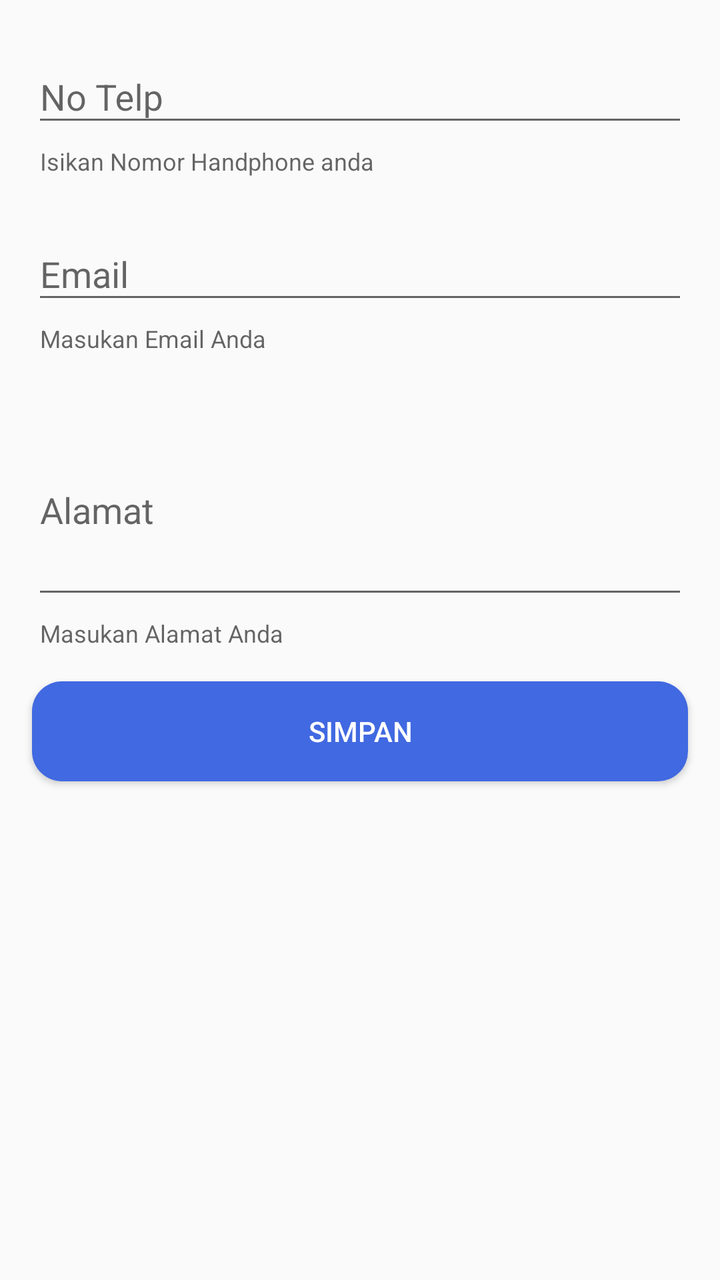
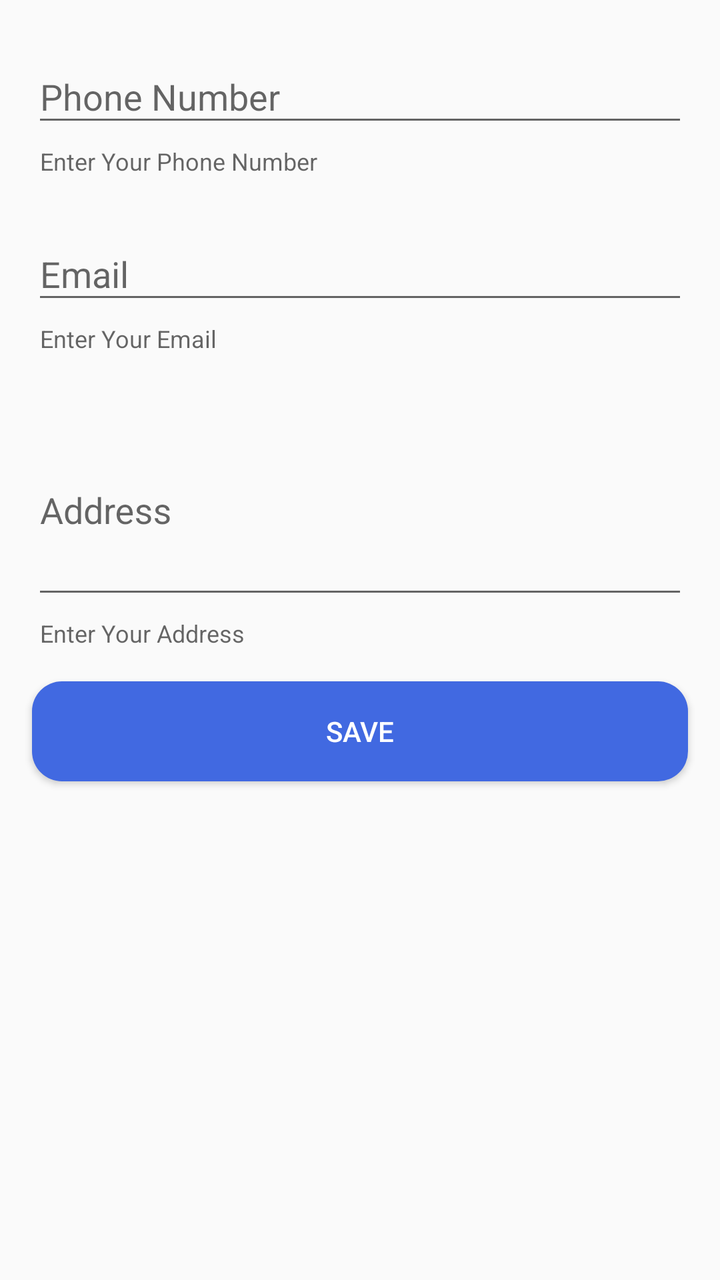

Compare the two renders of this Android layout. The source of the first and the diff that turns it into the second are given below.
<!-- AndroidManifest.xml: activity theme Theme.Design.Light -->
<!-- res/layout/activity_edit_kontak.xml -->
<?xml version="1.0" encoding="utf-8"?>
<androidx.constraintlayout.widget.ConstraintLayout xmlns:android="http://schemas.android.com/apk/res/android"
    xmlns:app="http://schemas.android.com/apk/res-auto"
    xmlns:tools="http://schemas.android.com/tools"
    android:layout_width="match_parent"
    android:layout_height="match_parent"
    tools:context=".detail_user.EditKontakActivity">


    <com.google.android.material.textfield.TextInputLayout
        style="?attr/textInputOutlinedDenseStyle"
        android:id="@+id/phone_number"
        android:layout_width="match_parent"
        android:layout_height="wrap_content"
        android:hint="No Telp"
        android:text="No Telp"
        tools:ignore="MissingConstraints"
        app:hintTextColor="@color/black"
        app:boxStrokeColor="@color/black"
        app:boxStrokeErrorColor="@color/black"
        android:textAppearance="@color/black"
        app:shapeAppearance="@style/CustomShapeOVerlay"
        android:enabled="true"
        app:endIconMode="clear_text"
        app:boxStrokeWidthFocused="2dp"
        android:paddingTop="16dp"
        android:paddingLeft="16dp"
        android:paddingRight="16dp"
        app:hintAnimationEnabled="true"
        app:helperText="Isikan Nomor Handphone anda"
        >

        <com.google.android.material.textfield.TextInputEditText
            android:layout_width="match_parent"
            android:layout_height="wrap_content"
            android:id="@+id/no_tlp_et"
            />

    </com.google.android.material.textfield.TextInputLayout>

    <com.google.android.material.textfield.TextInputLayout
        android:id="@+id/email"
        style="?attr/textInputOutlinedDenseStyle"
        android:layout_width="match_parent"
        android:layout_height="wrap_content"
        android:enabled="true"
        android:hint="Email"
        android:paddingLeft="16dp"
        android:paddingTop="16dp"
        android:paddingRight="16dp"
        android:text="Email"
        android:textAppearance="@color/black"
        app:boxStrokeColor="@color/black"
        app:boxStrokeErrorColor="@color/black"
        app:boxStrokeWidthFocused="2dp"
        app:endIconMode="clear_text"
        app:hintAnimationEnabled="true"
        app:hintTextColor="@color/black"
        app:layout_constraintTop_toBottomOf="@+id/phone_number"
        app:shapeAppearance="@style/CustomShapeOVerlay"
        app:helperText="Masukan Email Anda"
        tools:ignore="MissingConstraints">

        <com.google.android.material.textfield.TextInputEditText
            android:layout_width="match_parent"
            android:layout_height="wrap_content"
            android:id="@+id/email_et"
            />

    </com.google.android.material.textfield.TextInputLayout>
    <com.google.android.material.textfield.TextInputLayout
        android:id="@+id/address"
        style="?attr/textInputOutlinedDenseStyle"
        android:layout_width="match_parent"
        android:layout_height="wrap_content"
        android:enabled="true"
        android:hint="Alamat"
        android:paddingLeft="16dp"
        android:paddingTop="16dp"
        android:paddingRight="16dp"
        android:text="Alamat"
        android:textAppearance="@color/black"
        app:boxStrokeColor="@color/black"
        app:boxStrokeErrorColor="@color/black"
        app:boxStrokeWidthFocused="2dp"
        app:endIconMode="clear_text"
        app:hintAnimationEnabled="true"
        app:hintTextColor="@color/black"
        app:layout_constraintTop_toBottomOf="@+id/email"
        app:shapeAppearance="@style/CustomShapeOVerlay"
        app:helperText="Masukan Alamat Anda"
        tools:ignore="MissingConstraints">

        <com.google.android.material.textfield.TextInputEditText
            android:layout_width="match_parent"
            android:layout_height="100dp"
            android:id="@+id/alamat_et"/>

    </com.google.android.material.textfield.TextInputLayout>



    <Button
        android:id="@+id/simpan_kontak"
        android:layout_width="match_parent"
        android:layout_height="50dp"
        tools:ignore="HardcodedText,MissingConstraints"
        app:layout_constraintTop_toBottomOf="@id/address"
        android:text="Simpan"
        android:textColor="@color/white"
        android:layout_margin="16dp"
        android:background="@drawable/shape_button"
        />

</androidx.constraintlayout.widget.ConstraintLayout>
<!-- resources referenced by this layout -->
<resources>
  <color name="black">#000000</color>
  <color name="white">#FFFFFF</color>
  <!-- drawable shape_button (drawable) -->
  <?xml version="1.0" encoding="utf-8"?>
  <shape xmlns:android="http://schemas.android.com/apk/res/android"
      android:shape="rectangle">
  
      <solid android:color="#4169E1"/>
  
      <corners android:radius="15dp"/>
  
  </shape>
  <style name="CustomShapeOVerlay" parent="">
          <item name="cornerFamily">rounded</item>
          <item name="cornerSizeTopLeft">8dp</item>
          <item name="cornerSizeTopRight">8dp</item>
          <item name="cornerSizeBottomRight">8dp</item>
          <item name="cornerSizeBottomLeft">8dp</item>
      </style>
</resources>

<!-- the commit's change to res/layout/activity_edit_kontak.xml (unified diff, before → after) -->
@@ -12,8 +12,8 @@
         android:id="@+id/phone_number"
         android:layout_width="match_parent"
         android:layout_height="wrap_content"
-        android:hint="No Telp"
-        android:text="No Telp"
+        android:hint="@string/phone_number"
+        android:text="@string/phone_number"
         tools:ignore="MissingConstraints"
         app:hintTextColor="@color/black"
         app:boxStrokeColor="@color/black"
@@ -27,7 +27,7 @@
         android:paddingLeft="16dp"
         android:paddingRight="16dp"
         app:hintAnimationEnabled="true"
-        app:helperText="Isikan Nomor Handphone anda"
+        app:helperText="@string/put_phone_number"
         >
 
         <com.google.android.material.textfield.TextInputEditText
@@ -44,11 +44,11 @@
         android:layout_width="match_parent"
         android:layout_height="wrap_content"
         android:enabled="true"
-        android:hint="Email"
+        android:hint="@string/email"
         android:paddingLeft="16dp"
         android:paddingTop="16dp"
         android:paddingRight="16dp"
-        android:text="Email"
+        android:text="@string/email"
         android:textAppearance="@color/black"
         app:boxStrokeColor="@color/black"
         app:boxStrokeErrorColor="@color/black"
@@ -58,7 +58,7 @@
         app:hintTextColor="@color/black"
         app:layout_constraintTop_toBottomOf="@+id/phone_number"
         app:shapeAppearance="@style/CustomShapeOVerlay"
-        app:helperText="Masukan Email Anda"
+        app:helperText="@string/put_email"
         tools:ignore="MissingConstraints">
 
         <com.google.android.material.textfield.TextInputEditText
@@ -74,11 +74,11 @@
         android:layout_width="match_parent"
         android:layout_height="wrap_content"
         android:enabled="true"
-        android:hint="Alamat"
+        android:hint="@string/address"
         android:paddingLeft="16dp"
         android:paddingTop="16dp"
         android:paddingRight="16dp"
-        android:text="Alamat"
+        android:text="@string/address"
         android:textAppearance="@color/black"
         app:boxStrokeColor="@color/black"
         app:boxStrokeErrorColor="@color/black"
@@ -88,7 +88,7 @@
         app:hintTextColor="@color/black"
         app:layout_constraintTop_toBottomOf="@+id/email"
         app:shapeAppearance="@style/CustomShapeOVerlay"
-        app:helperText="Masukan Alamat Anda"
+        app:helperText="@string/put_address"
         tools:ignore="MissingConstraints">
 
         <com.google.android.material.textfield.TextInputEditText
@@ -106,7 +106,7 @@
         android:layout_height="50dp"
         tools:ignore="HardcodedText,MissingConstraints"
         app:layout_constraintTop_toBottomOf="@id/address"
-        android:text="Simpan"
+        android:text="@string/save"
         android:textColor="@color/white"
         android:layout_margin="16dp"
         android:background="@drawable/shape_button"
<!-- resource entries referenced after the edit -->
@@ -12,6 +12,13 @@
       <corners android:radius="15dp"/>
   
   </shape>
+  <string name="address">Address</string>
+  <string name="email">Email</string>
+  <string name="phone_number">Phone Number</string>
+  <string name="put_address">Enter Your Address</string>
+  <string name="put_email">Enter Your Email</string>
+  <string name="put_phone_number">Enter Your Phone Number</string>
+  <string name="save">Save</string>
   <style name="CustomShapeOVerlay" parent="">
           <item name="cornerFamily">rounded</item>
           <item name="cornerSizeTopLeft">8dp</item>
